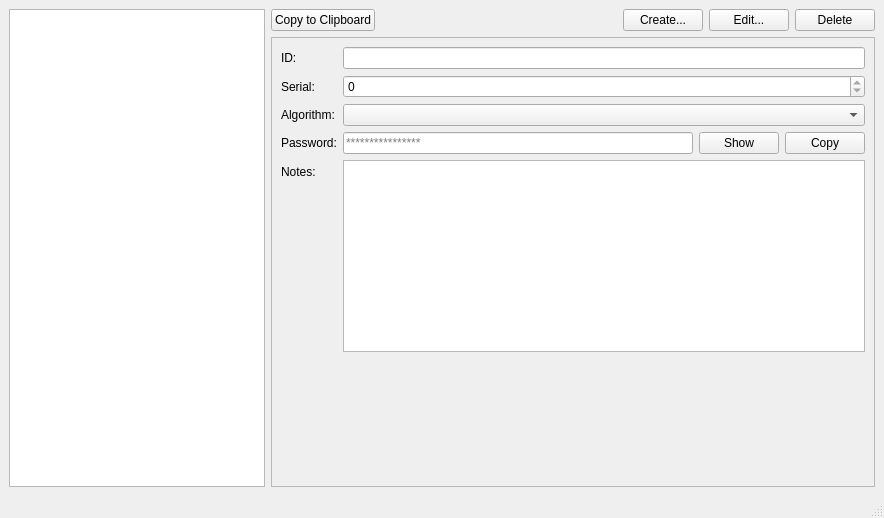
Before: the Qt Designer form src/GenpassWindow.ui in dbear496/genpass-gui, drawn with Qt 5.
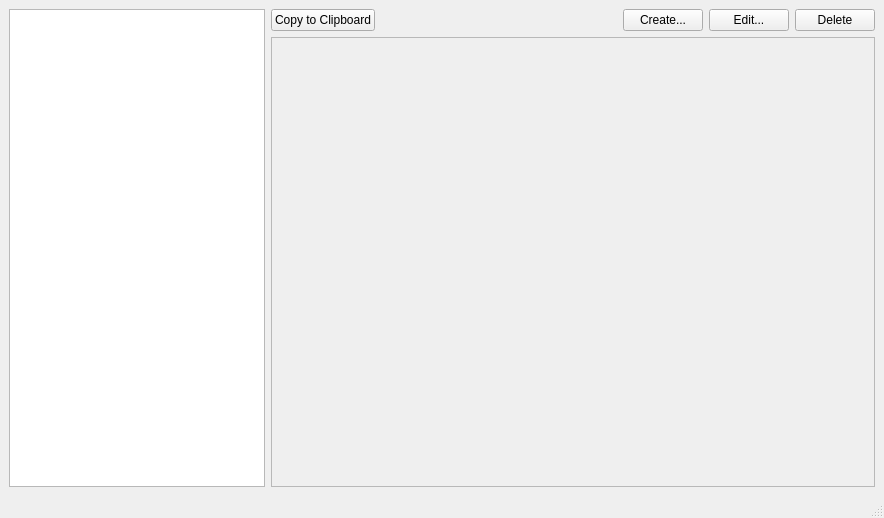
After: the same form once the commit is applied.

Commit message: split out PasswordPropsWidget

Diff of the .ui file:
```diff
--- a/src/GenpassWindow.ui
+++ b/src/GenpassWindow.ui
@@ -88,142 +88,7 @@
              <height>403</height>
             </rect>
            </property>
-           <layout class="QHBoxLayout" name="horizontalLayout_5">
-            <item>
-             <layout class="QFormLayout" name="formLayout">
-              <item row="0" column="0">
-               <widget class="QLabel" name="labelId">
-                <property name="text">
-                 <string>ID:</string>
-                </property>
-                <property name="buddy">
-                 <cstring>id</cstring>
-                </property>
-               </widget>
-              </item>
-              <item row="0" column="1">
-               <widget class="QLineEdit" name="id">
-                <property name="readOnly">
-                 <bool>true</bool>
-                </property>
-               </widget>
-              </item>
-              <item row="1" column="0">
-               <widget class="QLabel" name="labelSerial">
-                <property name="text">
-                 <string>Serial:</string>
-                </property>
-                <property name="buddy">
-                 <cstring>spinSerial</cstring>
-                </property>
-               </widget>
-              </item>
-              <item row="1" column="1">
-               <widget class="QSpinBox" name="spinSerial">
-                <property name="readOnly">
-                 <bool>true</bool>
-                </property>
-                <property name="minimum">
-                 <number>-2147483647</number>
-                </property>
-                <property name="maximum">
-                 <number>2147483647</number>
-                </property>
-               </widget>
-              </item>
-              <item row="2" column="0">
-               <widget class="QLabel" name="labelAlgo">
-                <property name="text">
-                 <string>Algorithm:</string>
-                </property>
-                <property name="buddy">
-                 <cstring>selectAlgo</cstring>
-                </property>
-               </widget>
-              </item>
-              <item row="2" column="1">
-               <widget class="QComboBox" name="selectAlgo">
-                <property name="sizePolicy">
-                 <sizepolicy hsizetype="Preferred" vsizetype="Fixed">
-                  <horstretch>0</horstretch>
-                  <verstretch>0</verstretch>
-                 </sizepolicy>
-                </property>
-               </widget>
-              </item>
-              <item row="3" column="0">
-               <widget class="QLabel" name="labelPassword">
-                <property name="text">
-                 <string>Password:</string>
-                </property>
-                <property name="buddy">
-                 <cstring>password</cstring>
-                </property>
-               </widget>
-              </item>
-              <item row="3" column="1">
-               <layout class="QHBoxLayout" name="horizontalLayout_6">
-                <item>
-                 <widget class="QLineEdit" name="password">
-                  <property name="text">
-                   <string/>
-                  </property>
-                  <property name="echoMode">
-                   <enum>QLineEdit::EchoMode::Password</enum>
-                  </property>
-                  <property name="readOnly">
-                   <bool>true</bool>
-                  </property>
-                  <property name="placeholderText">
-                   <string>****************</string>
-                  </property>
-                 </widget>
-                </item>
-                <item>
-                 <widget class="QPushButton" name="buttonShowPw1">
-                  <property name="text">
-                   <string>Show</string>
-                  </property>
-                 </widget>
-                </item>
-                <item>
-                 <widget class="QPushButton" name="buttonCopyPw1">
-                  <property name="text">
-                   <string>Copy</string>
-                  </property>
-                 </widget>
-                </item>
-               </layout>
-              </item>
-              <item row="4" column="0">
-               <widget class="QLabel" name="labelNote">
-                <property name="text">
-                 <string>Notes:</string>
-                </property>
-                <property name="buddy">
-                 <cstring>note</cstring>
-                </property>
-               </widget>
-              </item>
-              <item row="4" column="1">
-               <widget class="QPlainTextEdit" name="note">
-                <property name="sizePolicy">
-                 <sizepolicy hsizetype="Expanding" vsizetype="Maximum">
-                  <horstretch>0</horstretch>
-                  <verstretch>0</verstretch>
-                 </sizepolicy>
-                </property>
-                <property name="readOnly">
-                 <bool>true</bool>
-                </property>
-                <property name="plainText">
-                 <string/>
-                </property>
-               </widget>
-              </item>
-             </layout>
-            </item>
-           </layout>
+           <layout class="QHBoxLayout" name="horizontalLayout_5"/>
           </widget>
          </widget>
         </item>
```
Left out of the diff: 2 changed lines with no effect on the pictures. The commit also changes 7 other files.
